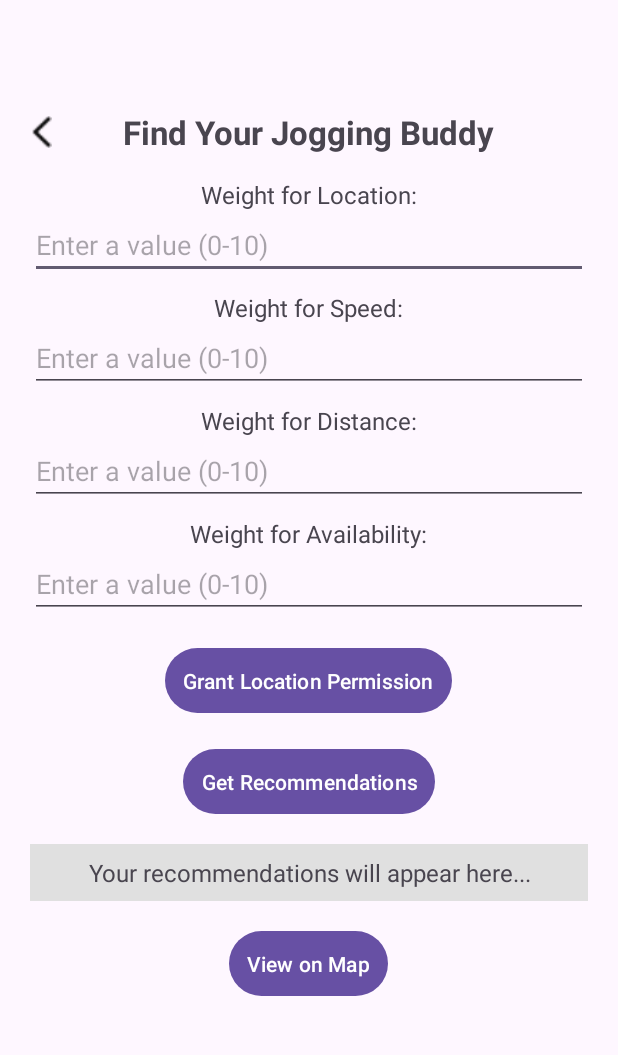
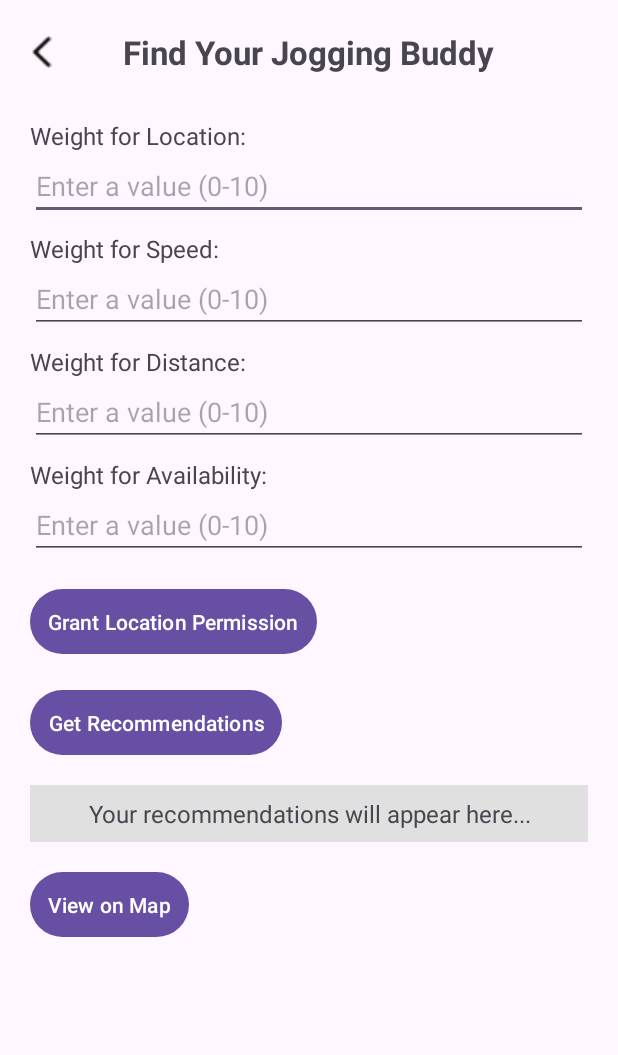
Before and after one commit to TrailBlazersInc/TrailBlazers, an Android app built with Jetpack Compose: the Recommendation screen opened directly, with no data from a screen before it, on a phone screen of 412 x 824 dp, the part 75-1130 px from its top. Run offline under Robolectric (Android 15) with nearby library versions, the phone set to English and light mode, and no system bars.

Commit message:
fixed issues with recommendation xml layout

```diff
--- a/android_app/app/src/main/java/com/example/cpen321project/Recommendation.kt
+++ b/android_app/app/src/main/java/com/example/cpen321project/Recommendation.kt
@@ -13,6 +13,8 @@ import androidx.activity.enableEdgeToEdge
 import androidx.appcompat.app.AlertDialog
 import androidx.appcompat.app.AppCompatActivity
 import androidx.core.content.ContextCompat
+import androidx.core.view.ViewCompat
+import androidx.core.view.WindowInsetsCompat
 import androidx.recyclerview.widget.LinearLayoutManager
 import androidx.recyclerview.widget.RecyclerView
 import com.example.cpen321andriodapp.ApiService
@@ -99,6 +101,11 @@ class Recommendation : AppCompatActivity() {
         super.onCreate(savedInstanceState)
         enableEdgeToEdge()
         setContentView(R.layout.activity_recommendation)
+        ViewCompat.setOnApplyWindowInsetsListener(findViewById(R.id.main)) { v, insets ->
+            val systemBars = insets.getInsets(WindowInsetsCompat.Type.systemBars())
+            v.setPadding(systemBars.left, systemBars.top, systemBars.right, systemBars.bottom)
+            insets
+        }
         rootView = findViewById(android.R.id.content)
 
         // Initialize FusedLocationProviderClient
--- a/android_app/app/src/main/res/layout/activity_recommendation.xml
+++ b/android_app/app/src/main/res/layout/activity_recommendation.xml
@@ -1,18 +1,19 @@
 <?xml version="1.0" encoding="utf-8"?>
-<LinearLayout xmlns:android="http://schemas.android.com/apk/res/android"
+<androidx.constraintlayout.widget.ConstraintLayout
+    xmlns:android="http://schemas.android.com/apk/res/android"
+    xmlns:tools="http://schemas.android.com/tools"
+    xmlns:app="http://schemas.android.com/apk/res-auto"
+    android:id="@+id/main"
     android:layout_width="match_parent"
     android:layout_height="match_parent"
-    xmlns:tools="http://schemas.android.com/tools"
-    xmlns:app="http://schemas.android.com/apk/res-auto"
-    android:orientation="vertical">
+    tools:context=".Recommendation">
 
-    <!-- Header container with proper spacing -->
-    <FrameLayout
+    <androidx.fragment.app.FragmentContainerView
+        xmlns:android="http://schemas.android.com/apk/res/android"
+        android:id="@+id/fragment_container_view"
         android:layout_width="match_parent"
-        android:layout_height="wrap_content">
-
-        <include layout="@layout/header" />
-    </FrameLayout>
+        android:layout_height="match_parent"
+        android:name="com.example.cpen321project.HeaderFragment" />
 
     <!-- Main content -->
     <LinearLayout
@@ -20,13 +21,13 @@
         android:layout_height="match_parent"
         android:padding="20dp"
         android:orientation="vertical"
-        android:gravity="center">
+        android:layout_marginTop="50dp">
 
         <!-- Title row with back button -->
         <RelativeLayout
             android:layout_width="match_parent"
             android:layout_height="wrap_content"
-            android:layout_marginBottom="16dp">
+            android:layout_marginBottom="30dp">
 
             <ImageView
                 android:id="@+id/chevron_left"
@@ -160,4 +161,4 @@
             android:padding="16dp"
             tools:listitem="@layout/item_recommendation"/>
     </LinearLayout>
-</LinearLayout>
+</androidx.constraintlayout.widget.ConstraintLayout>
```
Also changed, not shown: android_app/app/src/main/res/layout/activity_home.xml (+37 -5 lines).
